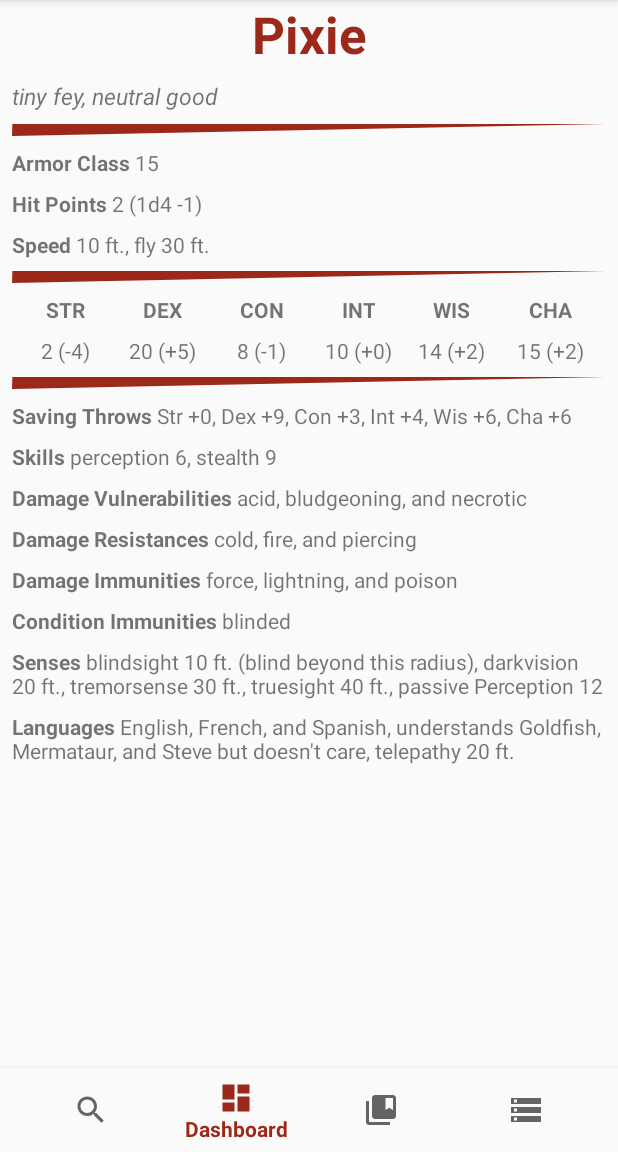
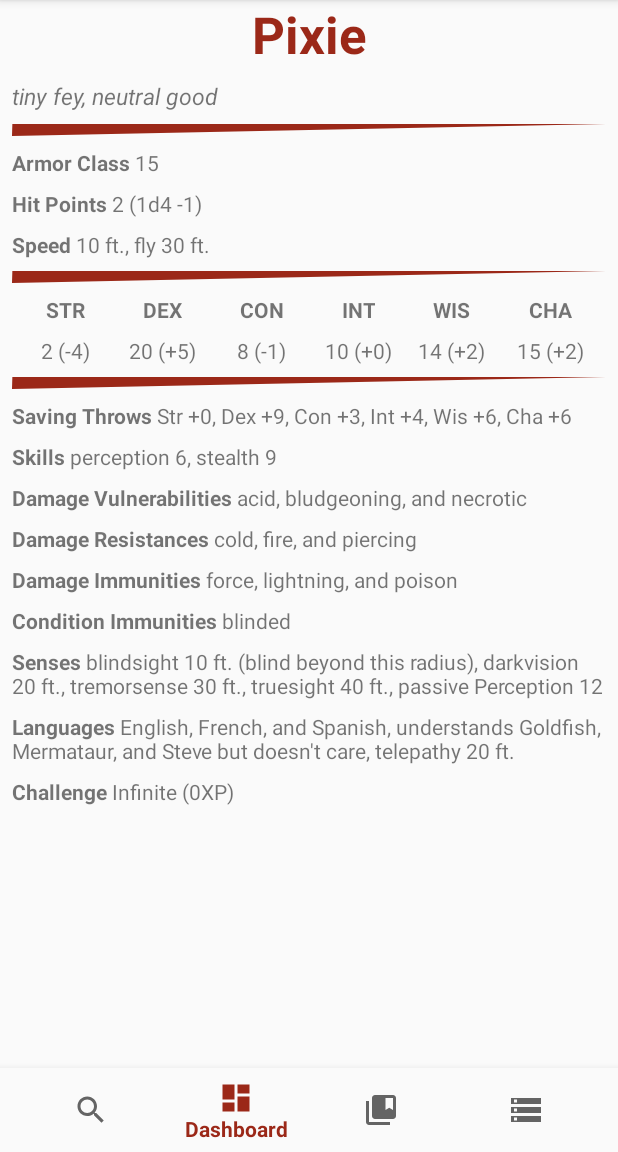
Before and after one commit to headhunter45/MonsterCards, an Android app: the MonsterFragment screen opened through its navigation route, on a phone screen of 412 x 824 dp, the part 84-1236 px from its top. Run offline under Robolectric (Android 15) with nearby library versions, the phone set to English and light mode, and no system bars; our stand-ins replace navigation-ui; libraries missing offline, so code that uses them is left out: com.microsoft.appcenter.

Commit message:
Adds challenge rating to monster cards.

```diff
--- a/app/src/main/java/com/majinnaibu/monstercards/ui/monster/MonsterFragment.java
+++ b/app/src/main/java/com/majinnaibu/monstercards/ui/monster/MonsterFragment.java
@@ -301,6 +301,14 @@ public class MonsterFragment extends Fragment {
             }
         });
 
+        final TextView monsterChallenge = root.findViewById(R.id.challenge);
+        monsterViewModel.getChallenge().observe(getViewLifecycleOwner(), new Observer<String>() {
+            @Override
+            public void onChanged(String challengeRating) {
+                monsterChallenge.setText(Html.fromHtml("<b>Challenge</b> " + challengeRating));
+            }
+        });
+
         return root;
     }
 }
--- a/app/src/main/java/com/majinnaibu/monstercards/ui/monster/MonsterViewModel.java
+++ b/app/src/main/java/com/majinnaibu/monstercards/ui/monster/MonsterViewModel.java
@@ -48,6 +48,8 @@ public class MonsterViewModel extends ViewModel {
         mSenses.setValue("");
         mLanguages = new MutableLiveData<>();
         mLanguages.setValue("");
+        mChallenge = new MutableLiveData<>();
+        mChallenge.setValue("");
     }
 
     private MutableLiveData<String> mName;
@@ -126,6 +128,10 @@ public class MonsterViewModel extends ViewModel {
     public LiveData<String> getLanguages() {
         return mLanguages;
     }
+    private MutableLiveData<String> mChallenge;
+    public LiveData<String> getChallenge() {
+        return mChallenge;
+    }
 
     private Monster mMonster;
     public void setMonster(Monster monster) {
@@ -149,5 +155,6 @@ public class MonsterViewModel extends ViewModel {
         mConditionImmunities.setValue(mMonster.getConditionImmunitiesDescription());
         mSenses.setValue(monster.getSensesDescription());
         mLanguages.setValue(mMonster.getLanguagesDescription());
+        mChallenge.setValue(mMonster.getChallengeRatingDescription());
     }
 }
--- a/app/src/main/res/layout/fragment_monster.xml
+++ b/app/src/main/res/layout/fragment_monster.xml
@@ -409,5 +409,18 @@
             app:layout_constraintTop_toBottomOf="@+id/senses"
             tools:text="Languages" />
 
+        <TextView
+            android:id="@+id/challenge"
+            android:layout_width="0dp"
+            android:layout_height="wrap_content"
+            android:layout_marginStart="8dp"
+            android:layout_marginTop="8dp"
+            android:layout_marginEnd="8dp"
+            android:layout_marginBottom="8dp"
+            app:layout_constraintEnd_toEndOf="parent"
+            app:layout_constraintStart_toStartOf="parent"
+            app:layout_constraintTop_toBottomOf="@+id/languages"
+            tools:text="Challenge" />
+
     </androidx.constraintlayout.widget.ConstraintLayout>
 </ScrollView>
```
Also changed, not shown: app/src/main/java/com/majinnaibu/monstercards/models/Monster.java (+77 -0 lines).
